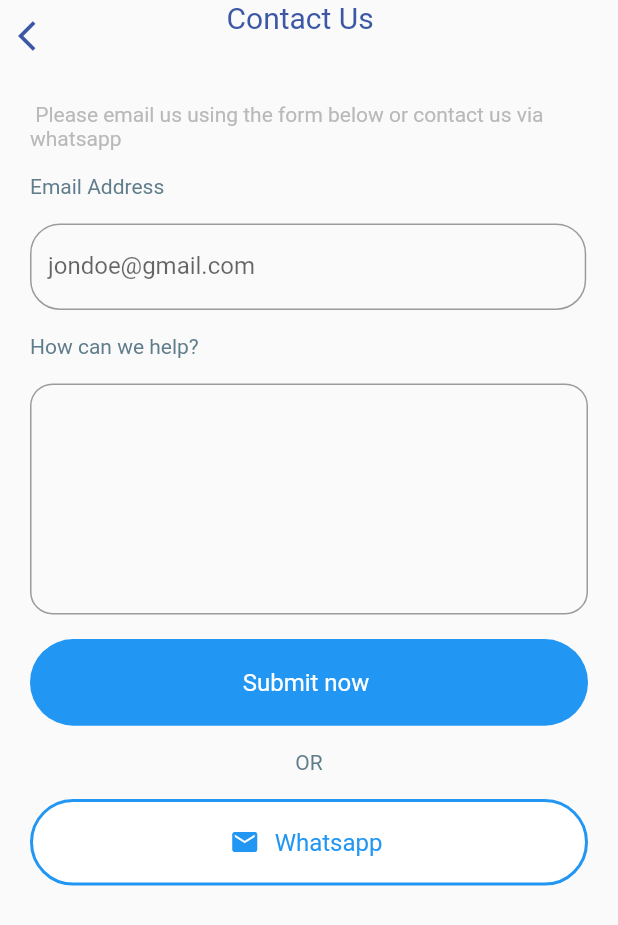
After one commit to manojbhatta500/mobi_esim, a Flutter app: the ContactUs screen opened by its route, on a phone screen of 412 x 824 dp. The commit adds this screen. Shown: the top 925 px of the screen. Run offline on Flutter 3.47's test engine with Material 2 defaults, Android fonts, the phone set to English and light mode, and no system bars; our stand-ins replace pin_code_fields; missing offline and left inert: country_flags.

Commit message:
update 2

```diff
--- a/lib/screens/navbar/countrybundles/countrybundle.dart
+++ b/lib/screens/navbar/countrybundles/countrybundle.dart
@@ -1,8 +1,8 @@
 import 'package:flutter/material.dart';
-import 'package:mobi_esim/screens/tabpages/global.dart';
+import 'package:mobi_esim/screens/navbar/countrybundles/tabpages/global.dart';
 
-import 'package:mobi_esim/screens/tabpages/countrylist.dart';
-import 'package:mobi_esim/screens/tabpages/regions.dart';
+import 'package:mobi_esim/screens/navbar/countrybundles/tabpages/countrylist.dart';
+import 'package:mobi_esim/screens/navbar/countrybundles/tabpages/regions.dart';
 
 class CountryBundle extends StatefulWidget {
   const CountryBundle({super.key});
--- a/lib/screens/navbar/countrybundles/tabpages/countrylist.dart
+++ b/lib/screens/navbar/countrybundles/tabpages/countrylist.dart
@@ -1,6 +1,6 @@
 import 'package:flutter/material.dart';
 import 'package:country_flags/country_flags.dart';
-import 'package:mobi_esim/screens/countrydetails.dart';
+import 'package:mobi_esim/customwiget/countrydetails.dart';
 
 class CountryList extends StatelessWidget {
   const CountryList({super.key});
--- /dev/null
+++ b/lib/screens/navbar/profilepages/contactus.dart
@@ -0,0 +1,161 @@
+import 'package:flutter/material.dart';
+import 'package:mobi_esim/const/util.dart';
+
+class ContactUs extends StatefulWidget {
+  const ContactUs({super.key});
+
+  @override
+  State<ContactUs> createState() => _ContactUsState();
+}
+
+class _ContactUsState extends State<ContactUs> {
+  @override
+  Widget build(BuildContext context) {
+    double width = MediaQuery.of(context).size.width;
+    double height = MediaQuery.of(context).size.height;
+    return SafeArea(
+        child: Scaffold(
+      body: SingleChildScrollView(
+        child: Column(
+          mainAxisAlignment: MainAxisAlignment.start,
+          crossAxisAlignment: CrossAxisAlignment.start,
+          children: [
+            Row(
+              mainAxisAlignment: MainAxisAlignment.start,
+              crossAxisAlignment: CrossAxisAlignment.start,
+              children: [
+                IconButton(
+                    onPressed: () {
+                      Navigator.pop(context);
+                    },
+                    icon: Icon(
+                      Icons.arrow_back_ios,
+                      color: Color(0xff3b57a6),
+                    )),
+                SizedBox(
+                  width: 0.25 * width,
+                ),
+                Text(
+                  'Contact Us',
+                  style: TextStyle(fontSize: 20, color: Color(0xff3b57a6)),
+                )
+              ],
+            ),
+            Container(
+              margin: EdgeInsets.all(20),
+              child: Column(
+                crossAxisAlignment: CrossAxisAlignment.start,
+                children: [
+                  Text(
+                    " Please email us using the form below or contact us via whatsapp",
+                    style: TextStyle(color: Color(0xffb9b9b9)),
+                  ),
+                  SizedBox(
+                    height: 0.02 * height,
+                  ),
+                  Text(
+                    'Email Address',
+                    style: minihead,
+                  ),
+                  SizedBox(
+                    height: 0.02 * height,
+                  ),
+                  Container(
+                    height: 0.07 * height,
+                    width: 0.9 * width,
+                    child: TextField(
+                      decoration: InputDecoration(
+                          hintText: 'jondoe@gmail.com',
+                          border: OutlineInputBorder(
+                              borderRadius: BorderRadius.circular(20))),
+                    ),
+                  ),
+                  SizedBox(
+                    height: 0.02 * height,
+                  ),
+                  Text(
+                    'How can we help?',
+                    style: minihead,
+                  ),
+                  SizedBox(
+                    height: 0.02 * height,
+                  ),
+                  TextFormField(
+                    minLines: 6,
+                    keyboardType: TextInputType.multiline,
+                    maxLines: 10,
+                    decoration: InputDecoration(
+                        border: OutlineInputBorder(
+                            borderRadius: BorderRadius.circular(15))),
+                  ),
+                  SizedBox(
+                    height: 0.02 * height,
+                  ),
+                  Container(
+                    height: 0.07 * height,
+                    width: double.infinity,
+                    child: Center(
+                      child: Text(
+                        'Submit now ',
+                        style: TextStyle(
+                            fontSize: 16,
+                            fontWeight: FontWeight.w400,
+                            color: Colors.white),
+                      ),
+                    ),
+                    decoration: BoxDecoration(
+                        borderRadius: BorderRadius.circular(30),
+                        color: Colors.blue),
+                  ),
+                  SizedBox(
+                    height: 0.02 * height,
+                  ),
+                  Center(
+                    child: Text(
+                      'OR',
+                      style: minihead,
+                    ),
+                  ),
+                  SizedBox(
+                    height: 0.02 * height,
+                  ),
+                  Container(
+                    height: 0.07 * height,
+                    width: double.infinity,
+                    child: Center(
+                      child: Row(
+                        mainAxisAlignment: MainAxisAlignment.center,
+                        children: [
+                          Icon(
+                            Icons.email,
+                            size: 20,
+                            color: Colors.blue,
+                          ),
+                          SizedBox(
+                            width: 10,
+                          ),
+                          Text(
+                            'Whatsapp ',
+                            style: TextStyle(
+                                fontSize: 16,
+                                fontWeight: FontWeight.w400,
+                                color: Colors.blue),
+                          ),
+                        ],
+                      ),
+                    ),
+                    decoration: BoxDecoration(
+                      border: Border.all(color: Colors.blue, width: 2),
+                      borderRadius: BorderRadius.circular(30),
+                      color: Colors.white,
+                    ),
+                  ),
+                ],
+              ),
+            ),
+          ],
+        ),
+      ),
+    ));
+  }
+}
--- a/lib/screens/navigate.dart
+++ b/lib/screens/navigate.dart
@@ -1,6 +1,6 @@
 import 'package:flutter/material.dart';
-import 'package:mobi_esim/screens/navbar/countrybundle.dart';
-import 'package:mobi_esim/screens/navbar/profilepage.dart';
+import 'package:mobi_esim/screens/navbar/countrybundles/countrybundle.dart';
+import 'package:mobi_esim/screens/navbar/profilepages/profilepage.dart';
 
 class Navigate extends StatefulWidget {
   const Navigate({super.key});
```
Also changed, not shown: lib/main.dart (+9 -3 lines), lib/screens/navbar/profilepages/profilepage.dart (+25 -7 lines), lib/screens/navbar/profilepages/term.dart (added, +95 -0 lines).
